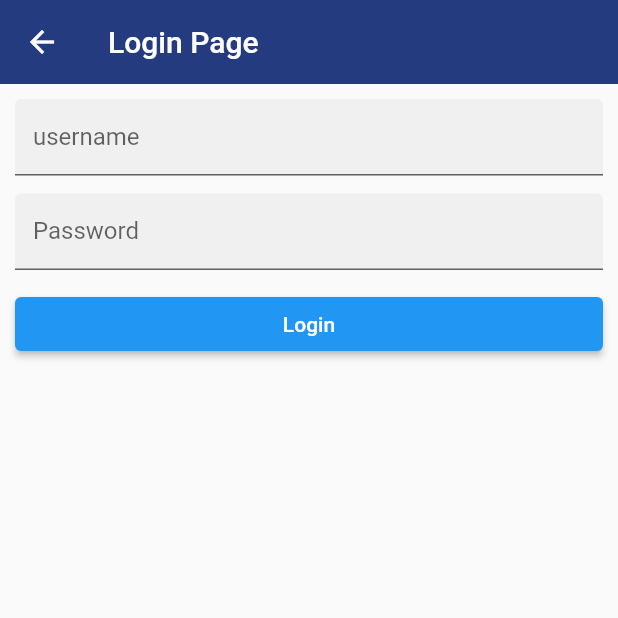
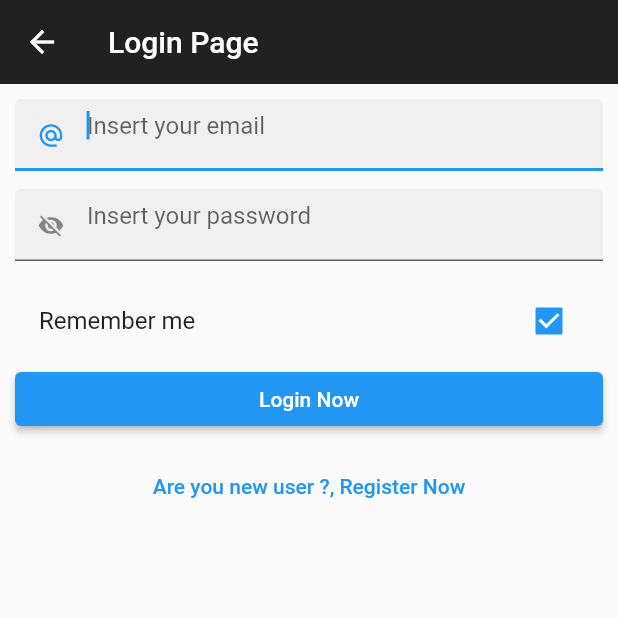
Before and after one commit to olivermendez/sendi_shippers, a Flutter app: the LoginPage screen opened directly, on a phone screen of 412 x 824 dp, the top half of it. Run offline on Flutter 3.47's test engine with Material 2 defaults, Android fonts, the phone set to English and light mode, and no system bars; our stand-ins replace email_validator.

Commit message:
login with backend made

```diff
--- /dev/null
+++ b/lib/models/token.dart
@@ -0,0 +1,31 @@
+import 'package:my_app/models/user.dart';
+
+class Token {
+  Token({
+    required this.token,
+    required this.user,
+  });
+
+  String token = '';
+  User user = User(
+      id: '',
+      name: '',
+      username: '',
+      email: '',
+      role: '',
+      cedula: '',
+      phone: '',
+      password: '',
+      createdAt: DateTime.now(),
+      v: 0);
+
+  factory Token.fromJson(Map<String, dynamic> json) => Token(
+        token: json["token"],
+        user: User.fromJson(json["user"]),
+      );
+
+  Map<String, dynamic> toJson() => {
+        "token": token,
+        "user": user.toJson(),
+      };
+}
--- /dev/null
+++ b/lib/models/user.dart
@@ -0,0 +1,52 @@
+class User {
+  User({
+    required this.id,
+    required this.name,
+    required this.username,
+    required this.email,
+    required this.role,
+    required this.password,
+    required this.cedula,
+    required this.phone,
+    required this.createdAt,
+    required this.v,
+  });
+
+  String id;
+  String name;
+  String username;
+  String email;
+  String role;
+  String password;
+  String cedula;
+  String phone;
+  DateTime createdAt;
+  int v;
+
+  factory User.fromJson(Map<String, dynamic> json) => User(
+        id: json["_id"],
+        name: json["name"],
+        username: json["username"],
+        email: json["email"],
+        role: json["role"],
+        password: json["password"],
+        cedula: json["cedula"],
+        phone: json["phone"],
+        createdAt: DateTime.parse(json["createdAt"]),
+        // ignore: prefer_if_null_operators
+        v: json["__v"] == null ? null : json["__v"],
+      );
+
+  Map<String, dynamic> toJson() => {
+        "_id": id,
+        "name": name,
+        "username": username,
+        "email": email,
+        "role": role,
+        "password": password,
+        "cedula": cedula,
+        "phone": phone,
+        "createdAt": createdAt.toIso8601String(),
+        "__v": v,
+      };
+}
--- a/lib/src/pages/login_page.dart
+++ b/lib/src/pages/login_page.dart
@@ -1,4 +1,10 @@
+import 'dart:convert';
+
+import 'package:email_validator/email_validator.dart';
 import 'package:flutter/material.dart';
+import 'package:my_app/config/constant.dart';
+import 'package:http/http.dart' as http;
+import 'package:my_app/models/token.dart';
 
 import 'home_page.dart';
 
@@ -17,19 +23,17 @@ class LoginPage extends StatefulWidget {
 }
 
 class _LoginPageState extends State<LoginPage> {
-  final GlobalKey<FormState> _key = GlobalKey<FormState>();
-
-  //bool? _obscurePassword;
-  //bool? _autovalidate;
-  TextEditingController? _username;
-  TextEditingController? _passwordController;
+  final GlobalKey<FormState> _formKey = GlobalKey<FormState>();
+  String? _email;
+  String? _password;
+  bool _rememberme = true;
+  bool? _passwordVisible;
 
   @override
   void initState() {
+    _passwordVisible = false;
     super.initState();
     //_obscurePassword = true;
-    _username = TextEditingController();
-    _passwordController = TextEditingController();
   }
 
   @override
@@ -38,7 +42,7 @@ class _LoginPageState extends State<LoginPage> {
       appBar: AppBar(
         elevation: 0,
         title: const Text('Login Page'),
-        backgroundColor: const Color.fromRGBO(37, 59, 128, 5),
+        backgroundColor: Colors.black87,
       ),
       body: Padding(
         padding: const EdgeInsets.all(10.0),
@@ -50,20 +54,34 @@ class _LoginPageState extends State<LoginPage> {
   // ignore: non_constant_identifier_names
   Widget _LoginForm() {
     return Form(
-      key: _key,
+      key: _formKey,
       child: SingleChildScrollView(
         child: Column(
           crossAxisAlignment: CrossAxisAlignment.stretch,
           children: <Widget>[
-            //USERNAME AREA
+            //EMAIL AREA
             TextFormField(
+              autofocus: true,
+              keyboardType: TextInputType.emailAddress,
               decoration: const InputDecoration(
-                labelText: 'username',
+                hintText: 'Insert your email',
+                prefixIcon: Icon(Icons.alternate_email),
                 filled: true,
                 isDense: true,
               ),
-              controller: _username,
-              keyboardType: TextInputType.text,
+              validator: (value) {
+                if (value == null || value.isEmpty) {
+                  return "Please enter some text";
+                } else if (!EmailValidator.validate(_email!)) {
+                  return "Please enter valid email";
+                }
+                return null;
+              },
+              //controller: _emailController,
+              onChanged: (value) {
+                _email = value;
+              },
+              //controller: _emailController,
               autocorrect: false,
             ),
             const SizedBox(
@@ -72,13 +90,35 @@ class _LoginPageState extends State<LoginPage> {
 
             //PASSWORD AREA
             TextFormField(
-              decoration: const InputDecoration(
-                labelText: 'Password',
+              decoration: InputDecoration(
+                //labelText: 'Password',
+                hintText: "Insert your password",
                 filled: true,
                 isDense: true,
+                prefixIcon: IconButton(
+                    icon: Icon(
+                      _passwordVisible!
+                          ? Icons.visibility
+                          : Icons.visibility_off,
+                    ),
+                    onPressed: () {
+                      setState(() {
+                        _passwordVisible = !_passwordVisible!;
+                      });
+                    }),
+                //suffixIcon: const Icon(Icons.account_box),
               ),
-              obscureText: true,
-              controller: _passwordController,
+              validator: (value) {
+                if (value == null || value.isEmpty) {
+                  return "Please enter your password";
+                }
+                return null;
+              },
+              onChanged: (value) {
+                _password = value;
+              },
+              obscureText: !_passwordVisible!,
+              //controller: _passwordController,
               keyboardType: TextInputType.visiblePassword,
               //autocorrect: false,
             ),
@@ -87,18 +127,62 @@ class _LoginPageState extends State<LoginPage> {
               height: 12,
             ),
 
+            CheckboxListTile(
+                title: const Text("Remember me"),
+                value: _rememberme,
+                onChanged: (value) {
+                  setState(() {
+                    _rememberme = value!;
+                  });
+                }),
+
             ElevatedButton(
                 onPressed: () {
-                  Navigator.pushAndRemoveUntil(
-                    context,
-                    MaterialPageRoute(builder: (context) => const HomePage()),
-                    (Route<dynamic> route) => false,
-                  );
+                  if (_formKey.currentState!.validate()) {
+                    login();
+                    ScaffoldMessenger.of(context).showSnackBar(const SnackBar(
+                      content: Text("Logged"),
+                      backgroundColor: Colors.green,
+                    ));
+                  }
                 },
-                child: const Text("Login"))
+                child: const Text("Login Now")),
+            const SizedBox(
+              height: 10,
+            ),
+
+            TextButton(
+                onPressed: () {
+                  Navigator.pushNamed(context, '/register');
+                },
+                child: const Text("Are you new user ?, Register Now"))
           ],
         ),
       ),
     );
   }
+
+  void login() async {
+    Map<String, dynamic> request = {"email": _email, "password": _password};
+
+    var url = Uri.parse('${Constants.apiUrl}auth/login');
+
+    var response = await http.post(
+      url,
+      body: jsonEncode(request),
+      headers: {
+        'content-type': 'application/json',
+        'accept': 'application/json'
+      },
+    );
+    var body = response.body;
+    var decodedJson = jsonDecode(body);
+    var token = Token.fromJson(decodedJson);
+
+    Navigator.pushAndRemoveUntil(
+      context,
+      MaterialPageRoute(builder: (context) => HomePage(token: token)),
+      (Route<dynamic> route) => false,
+    );
+  }
 }
--- a/lib/src/pages/options/boast_page.dart
+++ b/lib/src/pages/options/boast_page.dart
@@ -8,15 +8,13 @@ class BoastPageForm extends StatelessWidget {
       {required this.seleted, required this.item, Key? key, String? label})
       : super(key: key);
 
-  //static String routeName = 'vehicles';
-
   @override
   Widget build(BuildContext context) {
     return Scaffold(
       appBar: AppBar(
         title: Text(
           "Moving: " + item,
-          style: TextStyle(fontSize: 17),
+          style: const TextStyle(fontSize: 17),
         ),
         backgroundColor: Colors.black87,
         centerTitle: false,
--- a/lib/widgets/shipper_drawer.dart
+++ b/lib/widgets/shipper_drawer.dart
@@ -1,7 +1,9 @@
 import 'package:flutter/material.dart';
+import 'package:my_app/models/token.dart';
 
 class ShipperDrawer extends StatefulWidget {
-  ShipperDrawer({Key? key}) : super(key: key);
+  final Token token;
+  ShipperDrawer({required this.token, Key? key}) : super(key: key);
 
   @override
   _ShipperDrawerState createState() => _ShipperDrawerState();
@@ -33,8 +35,8 @@ class _ShipperDrawerState extends State<ShipperDrawer> {
                       padding: EdgeInsets.only(top: 45.0, left: 20),
                       child: Column(
                         children: [
-                          Text("name"),
-                          Text("username"),
+                          Text(widget.token.user.name),
+                          Text(widget.token.user.username),
                         ],
                       ),
                     ),
--- a/pubspec.yaml
+++ b/pubspec.yaml
@@ -3,7 +3,7 @@ description: A new Flutter project.
 
 # The following line prevents the package from being accidentally published to
 # pub.dev using `flutter pub publish`. This is preferred for private packages.
-publish_to: 'none' # Remove this line if you wish to publish to pub.dev
+publish_to: "none" # Remove this line if you wish to publish to pub.dev
 
 # The following defines the version and build number for your application.
 # A version number is three numbers separated by dots, like 1.2.43
@@ -18,7 +18,7 @@ publish_to: 'none' # Remove this line if you wish to publish to pub.dev
 version: 1.0.0+1
 
 environment:
-  sdk: '>=2.12.0 <3.0.0'
+  sdk: ">=2.12.0 <3.0.0"
 
 # Dependencies specify other packages that your package needs in order to work.
 # To automatically upgrade your package dependencies to the latest versions
@@ -34,6 +34,7 @@ dependencies:
   # Use with the CupertinoIcons class for iOS style icons.
   cupertino_icons: ^1.0.2
   http: ^0.13.3
+  email_validator: ^2.0.1
 
 dev_dependencies:
   flutter_test:
```
Also changed, not shown: lib/src/pages/home_page.dart (+12 -14 lines), lib/src/pages/register_page.dart (+1 -7 lines), pubspec.lock.
